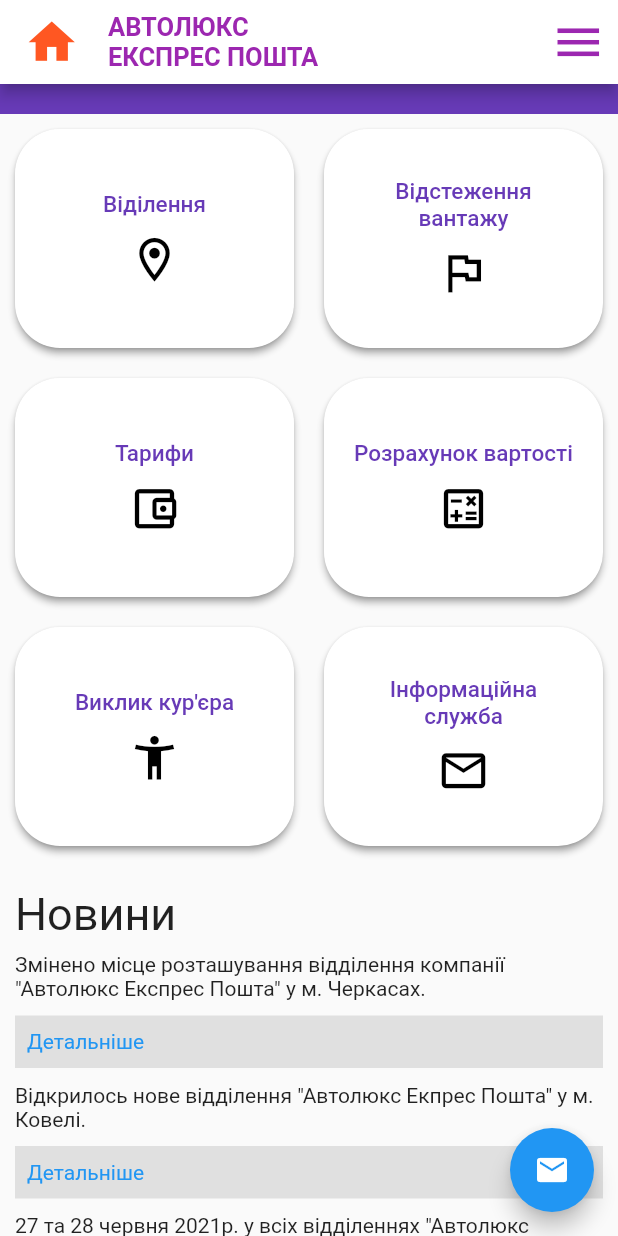
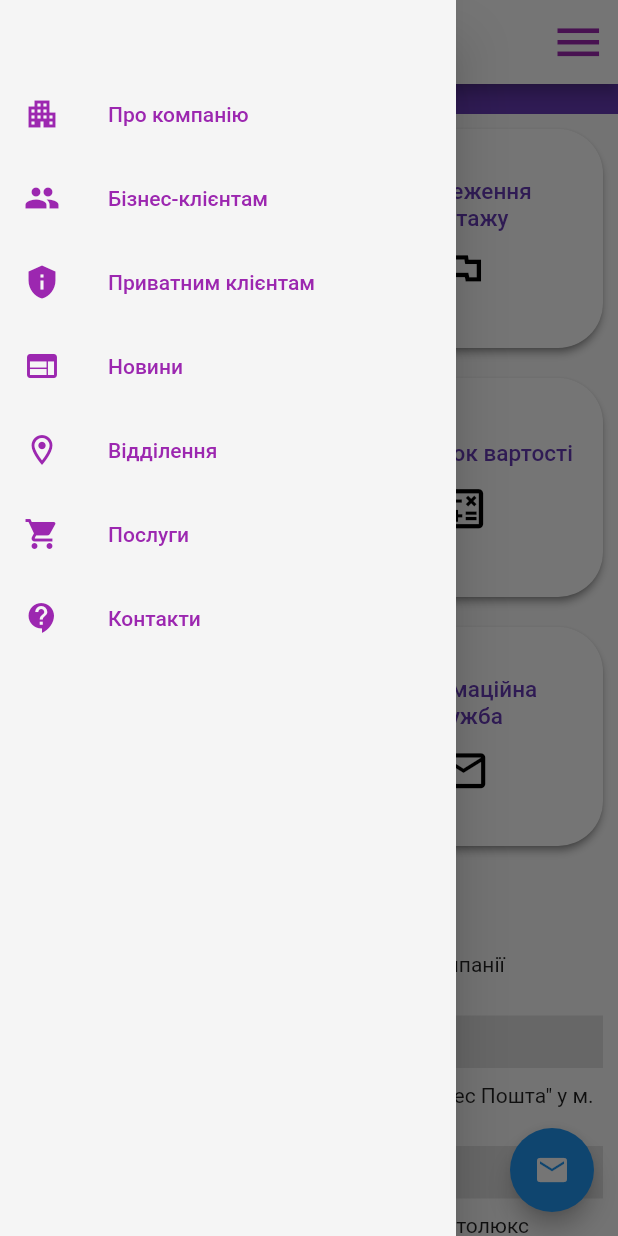
Before and after one commit to linch433/autolux_ui, a Flutter app: the screen it shows after launch, scrolled down 576 dp, after a tap on the "menu" icon, on a phone screen of 412 x 824 dp. Run offline on Flutter 3.47's test engine with Material 2 defaults, Android fonts, the phone set to English and light mode, and no system bars.

Commit message:
Add drawMenuNavigation and items in it

```diff
--- a/lib/assets/mainScreen.dart
+++ b/lib/assets/screens/mainScreen.dart
@@ -1,7 +1,8 @@
-import 'package:autolux_ui/assets/mainScreen/mainButtonMenu.dart';
-import 'package:autolux_ui/assets/mainScreen/mainText.dart';
-import 'package:autolux_ui/assets/mainScreen/newsFooter.dart';
-import 'package:autolux_ui/assets/mainScreen/searchBar.dart';
+import 'package:autolux_ui/assets/screens/mainScreen/mainButtonMenu.dart';
+import 'package:autolux_ui/assets/screens/mainScreen/mainText.dart';
+import 'package:autolux_ui/assets/screens/mainScreen/newsFooter.dart';
+import 'package:autolux_ui/assets/screens/mainScreen/searchBar.dart';
+import 'package:autolux_ui/assets/widget/drawerMenu.dart';
 import 'package:flutter/cupertino.dart';
 import 'package:flutter/material.dart';
 
@@ -31,17 +32,28 @@
           );
         }),
         actions: [
-          IconButton(
-            icon: const Icon(Icons.menu),
-            onPressed: () {
-              Scaffold.of(context).openDrawer();
-            },
-            tooltip: MaterialLocalizations.of(context).openAppDrawerTooltip,
-            color: Colors.purple,
-            iconSize: 37,
+          Builder(
+            builder: (context) => IconButton(
+              icon: Icon(Icons.menu),
+              color: Colors.purple,
+              iconSize: 37,
+              onPressed: () => Scaffold.of(context).openDrawer(),
+            ),
           ),
+
+          // IconButton(
+          //   icon: const Icon(Icons.menu),
+          //   onPressed: () {
+          //     Scaffold.of(context).openEndDrawer();
+          //   },
+          //   tooltip: MaterialLocalizations.of(context).openAppDrawerTooltip,
+          //   color: Colors.purple,
+          //   iconSize: 37,
+          // ),
         ],
       ),
+      drawer: navigationDrawerWidget(),
+
       body: SafeArea(
         child: ListView(
           children: [
--- a/lib/assets/mainScreen/mainButtonMenu.dart
+++ b/lib/assets/screens/mainScreen/mainButtonMenu.dart
@@ -11,7 +11,7 @@
             children: [
               MyButton(
                   onPressed: () {},
-                  title: 'Віділення',
+                  title: 'Відділення',
                   icon: Icons.location_on_outlined),
               MyButton(
                   onPressed: () {},
--- a/lib/assets/mainScreen/mainText.dart
+++ b/lib/assets/screens/mainScreen/mainText.dart
@@ -53,7 +53,7 @@
                   child: Text(
                     'ДЕТАЛЬНІШЕ',
                     style: TextStyle(
-                        color: Colors.white, fontWeight: FontWeight.bold),
+                        color: Colors.white, fontWeight: FontWeight.bold, fontSize: 13),
                   ),
                   style: ButtonStyle(),
                 ),
--- /dev/null
+++ b/lib/assets/widget/drawerMenu.dart
@@ -0,0 +1,111 @@
+import 'package:autolux_ui/assets/screens/aboutCompany.dart';
+import 'package:autolux_ui/assets/screens/businessClient.dart';
+import 'package:autolux_ui/assets/screens/contacts.dart';
+import 'package:autolux_ui/assets/screens/department.dart';
+import 'package:autolux_ui/assets/screens/news.dart';
+import 'package:autolux_ui/assets/screens/privateClient.dart';
+import 'package:autolux_ui/assets/screens/services.dart';
+import 'package:flutter/material.dart';
+
+Widget buildMenuItem(
+    {required String text, required IconData icon, VoidCallback? onClicked}) {
+  final color = Colors.purple;
+  final hoverColor = Colors.white70;
+
+  return ListTile(
+    leading: Icon(icon, color: color),
+    title: Text(
+      text,
+      style: TextStyle(color: color),
+    ),
+    hoverColor: hoverColor,
+    onTap: onClicked,
+  );
+}
+
+class navigationDrawerWidget extends StatelessWidget {
+  final padding = EdgeInsets.symmetric(horizontal: 20);
+
+  @override
+  Widget build(BuildContext context) {
+    return Drawer(
+      child: Material(
+          color: Colors.grey[100],
+          child: ListView(
+            children: [
+              const SizedBox(
+                height: 48,
+              ),
+              buildMenuItem(
+                  text: 'Про компанію',
+                  icon: Icons.apartment,
+                  onClicked: () => selectedItem(context, 0)),
+              buildMenuItem(
+                  text: 'Бізнес-клієнтам',
+                  icon: Icons.people,
+                  onClicked: () => selectedItem(context, 1)),
+              buildMenuItem(
+                  text: 'Приватним клієнтам',
+                  icon: Icons.privacy_tip,
+                  onClicked: () => selectedItem(context, 2)),
+              buildMenuItem(
+                  text: 'Новини',
+                  icon: Icons.web,
+                  onClicked: () => selectedItem(context, 3)),
+              buildMenuItem(
+                  text: 'Відділення',
+                  icon: Icons.location_on_outlined,
+                  onClicked: () => selectedItem(context, 4)),
+              buildMenuItem(
+                  text: 'Послуги',
+                  icon: Icons.shopping_cart,
+                  onClicked: () => selectedItem(context, 5)),
+              buildMenuItem(
+                  text: 'Контакти',
+                  icon: Icons.contact_support,
+                  onClicked: () => selectedItem(context, 6)),
+            ],
+          )),
+    );
+  }
+}
+
+void selectedItem(BuildContext context, int index) {
+  switch (index) {
+    case 0:
+      Navigator.of(context).push(MaterialPageRoute(
+        builder: (context) => aboutCompany(),
+      ));
+      break;
+    case 1:
+      Navigator.of(context).push(MaterialPageRoute(
+        builder: (context) => businessClient(),
+      ));
+      break;
+    case 2:
+      Navigator.of(context).push(MaterialPageRoute(
+        builder: (context) => privateClient(),
+      ));
+      break;
+    case 3:
+      Navigator.of(context).push(MaterialPageRoute(
+        builder: (context) => news(),
+      ));
+      break;
+    case 4:
+      Navigator.of(context).push(MaterialPageRoute(
+        builder: (context) => department(),
+      ));
+      break;
+    case 5:
+      Navigator.of(context).push(MaterialPageRoute(
+        builder: (context) => services(),
+      ));
+      break;
+    case 6:
+      Navigator.of(context).push(MaterialPageRoute(
+        builder: (context) => contact(),
+      ));
+      break;
+  }
+}
--- a/lib/main.dart
+++ b/lib/main.dart
@@ -1,4 +1,4 @@
-import 'package:autolux_ui/assets/mainScreen.dart';
+import 'package:autolux_ui/assets/screens/mainScreen.dart';
 import 'package:flutter/material.dart';
 
 void main() {
```
Also changed, not shown: lib/assets/screens/aboutCompany.dart (added, +10 -0 lines), lib/assets/screens/businessClient.dart (added, +10 -0 lines), lib/assets/screens/contacts.dart (added, +10 -0 lines), lib/assets/screens/department.dart (added, +10 -0 lines), lib/assets/screens/news.dart (added, +10 -0 lines), lib/assets/screens/privateClient.dart (added, +10 -0 lines), lib/assets/screens/services.dart (added, +10 -0 lines), lib/assets/screens/mainScreen/newsFooter.dart (renamed from lib/assets/mainScreen/newsFooter.dart), lib/assets/screens/mainScreen/searchBar.dart (renamed from lib/assets/mainScreen/searchBar.dart).
